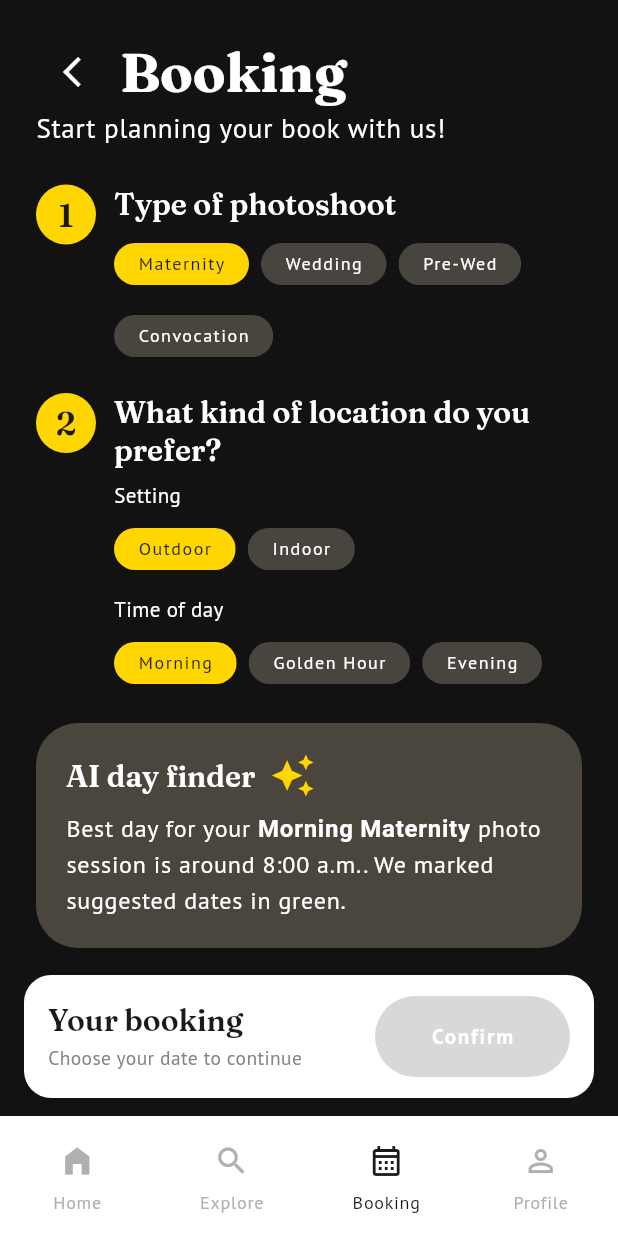
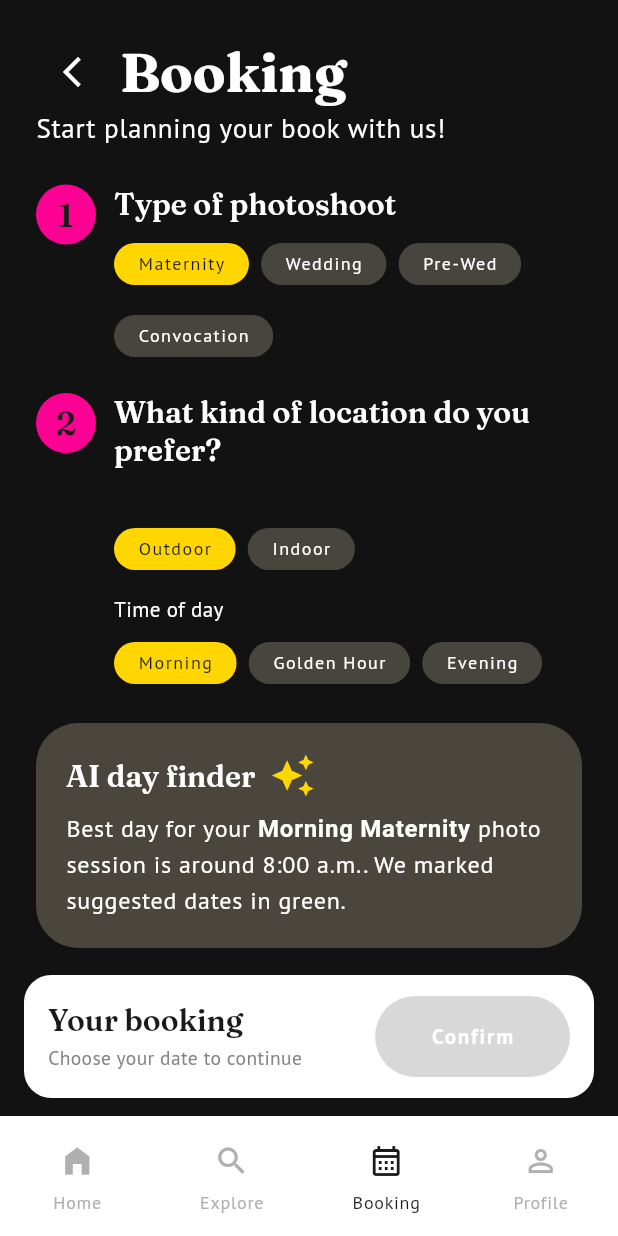
Before and after one commit to humairahmr/G02_T22_Pawsitive-Code, a Flutter app: the CustomerBookingScreen screen opened by its route, on a phone screen of 412 x 824 dp. Run offline on Flutter 3.47's test engine with Material 3 defaults, Android fonts, the phone set to English and light mode, and no system bars; our stand-ins replace go_router, google_fonts.

Commit message:
color change

```diff
--- a/lib/features/customer/customer_booking_screen.dart
+++ b/lib/features/customer/customer_booking_screen.dart
@@ -88,7 +88,7 @@ class _CustomerBookingScreenState extends State<CustomerBookingScreen> {
                       Text(
                         'Setting',
                         style: theme.textTheme.bodyMedium?.copyWith(
-                          color: Colors.white,
+                          color: const Color.fromARGB(0, 200, 181, 9),
                         ),
                       ),
                       const SizedBox(height: 6),
@@ -202,7 +202,7 @@ class _BookingStep extends StatelessWidget {
       children: [
         CircleAvatar(
           radius: 20,
-          backgroundColor: DesignTokens.studioYellow,
+          backgroundColor: const Color.fromARGB(255, 255, 0, 149),
           foregroundColor: DesignTokens.cardText,
           child: Text(
             '$number',
```
